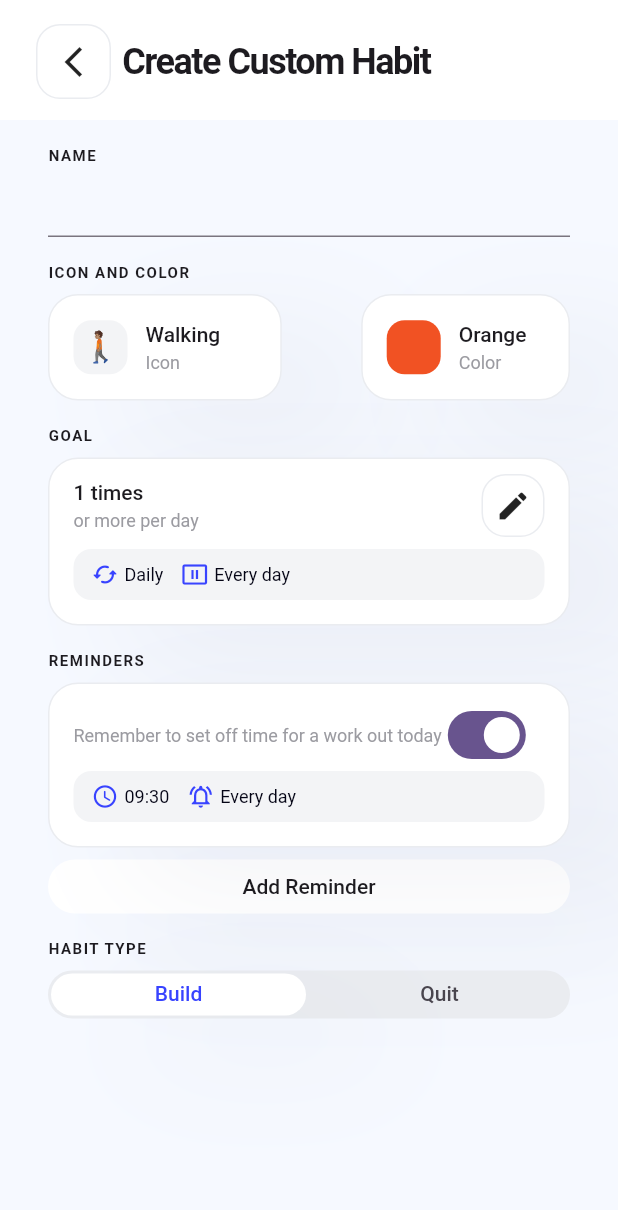
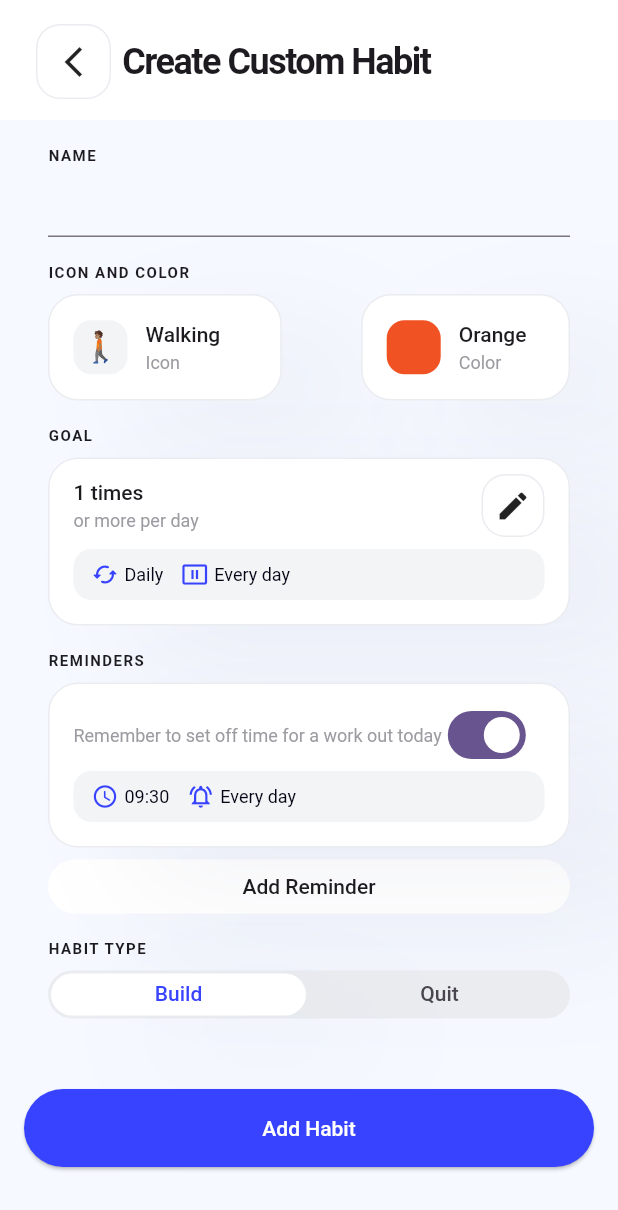
Before and after one commit to CardRapier/HProject, a Flutter app: the CustomHabitForm screen opened by its route, on a phone screen of 412 x 824 dp. Shown: the top 1210 px of the screen. Run offline on Flutter 3.47's test engine with Material 3 defaults, Android fonts, the phone set to English and light mode, and no system bars; our stand-ins replace go_router, percent_indicator, scrollable_positioned_list; Roboto replaces fonts that are missing (Montserrat).

Commit message:
Add two possible buttons, and use them into custom habit form

```diff
--- a/lib/features/home/presentation/pages/custom_habit_form.dart
+++ b/lib/features/home/presentation/pages/custom_habit_form.dart
@@ -1,8 +1,9 @@
 import 'package:flutter/material.dart';
-import 'package:h_project/features/home/presentation/widgets/add_reminder_button.dart';
+import 'package:h_project/shared/presentation/components/shadow_button.dart';
 import 'package:h_project/features/home/presentation/widgets/goals_container.dart';
 import 'package:h_project/features/home/presentation/widgets/icon_color_container.dart';
 import 'package:h_project/features/home/presentation/widgets/reminder_container.dart';
+import 'package:h_project/shared/presentation/components/basic_button.dart';
 import 'package:h_project/shared/presentation/components/box_button.dart';
 import 'package:h_project/shared/presentation/components/my_text.dart';
 import 'package:h_project/shared/presentation/components/segments_control.dart';
@@ -16,7 +17,6 @@ class CustomHabitForm extends StatelessWidget {
     return Scaffold(
       backgroundColor: MyColors.background,
       body: Column(
-        crossAxisAlignment: CrossAxisAlignment.start,
         children: [
           Container(
             color: Colors.white,
@@ -32,8 +32,15 @@ class CustomHabitForm extends StatelessWidget {
               ),
             ),
           ),
+          Expanded(
+            child: Stack(
+              children: [
+                ListView(
+                  padding: const EdgeInsets.only(bottom: 100),
+                  children: [
                     Padding(
-            padding: const EdgeInsets.symmetric(horizontal: 32.0, vertical: 16),
+                      padding: const EdgeInsets.symmetric(
+                          horizontal: 32.0, vertical: 16),
                       child: Column(
                         crossAxisAlignment: CrossAxisAlignment.start,
                         children: [
@@ -59,10 +66,11 @@ class CustomHabitForm extends StatelessWidget {
                           const SizedBox(height: 8),
                           const RemindersContainer(),
                           const SizedBox(height: 8),
-                AddReminderButton(
+                          ShadowButton(
                             onTap: () {
-                    print('ink well');
+                              print('lmao');
                             },
+                            text: 'Add Reminder',
                           ),
 
                           //Habit Type
@@ -78,6 +86,25 @@ class CustomHabitForm extends StatelessWidget {
                     ),
                   ],
                 ),
+                Positioned(
+                  left: 16,
+                  right: 16,
+                  bottom: 46,
+                  child: SizedBox(
+                    height: 52,
+                    child: BasicButton(
+                      text: 'Add Habit',
+                      onPressed: () {
+                        print('Add habit');
+                      },
+                    ),
+                  ),
+                ),
+              ],
+            ),
+          ),
+        ],
+      ),
     );
   }
 }
--- /dev/null
+++ b/lib/shared/presentation/components/basic_button.dart
@@ -0,0 +1,37 @@
+import 'package:flutter/material.dart';
+import 'package:h_project/shared/presentation/components/my_text.dart';
+import 'package:h_project/shared/presentation/design.dart';
+
+class BasicButton extends StatelessWidget {
+  final String text;
+  final Color? backgroundColor;
+  final Color? textColor;
+  final void Function()? onPressed;
+  const BasicButton({
+    super.key,
+    required this.text,
+    required this.onPressed,
+    this.backgroundColor,
+    this.textColor,
+  });
+
+  @override
+  Widget build(BuildContext context) {
+    return SizedBox(
+      width: double.infinity,
+      child: ElevatedButton(
+        style: ElevatedButton.styleFrom(
+          backgroundColor: backgroundColor ?? MyColors.blue,
+          shape: RoundedRectangleBorder(
+            borderRadius: BorderRadius.circular(40),
+          ),
+        ),
+        onPressed: onPressed,
+        child: MyText.paragraph(
+          text,
+          color: textColor ?? Colors.white,
+        ),
+      ),
+    );
+  }
+}
--- a/lib/features/home/presentation/widgets/add_reminder_button.dart
+++ b/lib/shared/presentation/components/shadow_button.dart
@@ -2,10 +2,21 @@ import 'package:flutter/material.dart';
 import 'package:h_project/shared/presentation/components/my_text.dart';
 import 'package:h_project/shared/presentation/design.dart';
 
-class AddReminderButton extends StatelessWidget {
+class ShadowButton extends StatelessWidget {
   final VoidCallback onTap;
+  final String text;
+  final Color? textColor;
+  final Color? color;
+  final EdgeInsetsGeometry? padding;
 
-  const AddReminderButton({super.key, required this.onTap});
+  const ShadowButton({
+    super.key,
+    required this.onTap,
+    required this.text,
+    this.color,
+    this.padding,
+    this.textColor,
+  });
 
   @override
   Widget build(BuildContext context) {
@@ -14,15 +25,17 @@ class AddReminderButton extends StatelessWidget {
       borderRadius: BorderRadius.circular(40),
       child: Ink(
         decoration: BoxDecoration(
-          color: Colors.white,
+          color: color ?? Colors.white,
           borderRadius: BorderRadius.circular(40),
           boxShadow: MyDesign.basicBoxShadow,
         ),
         child: Container(
-          padding: const EdgeInsets.symmetric(horizontal: 20, vertical: 8),
+          padding: padding ??
+              const EdgeInsets.symmetric(horizontal: 20, vertical: 8),
           alignment: Alignment.center,
-          child: const MyText.paragraph(
-            'Add Reminder',
+          child: MyText.paragraph(
+            text,
+            color: textColor,
           ),
         ),
       ),
```
Lines whose indentation alone changed are shown as unchanged.
